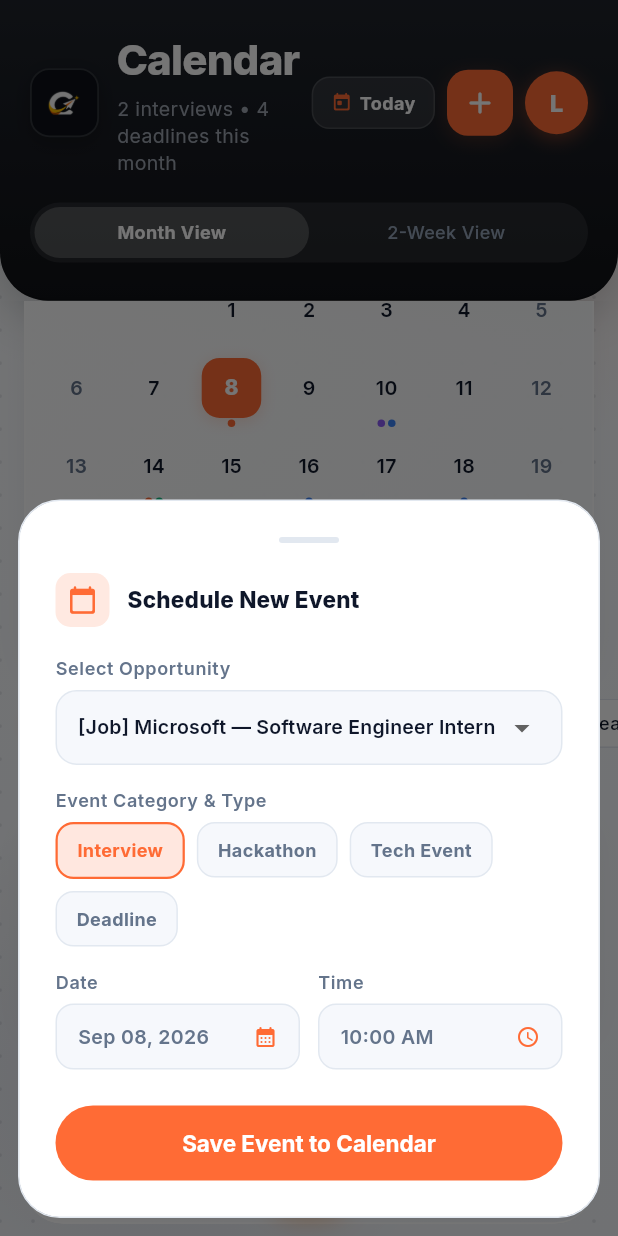
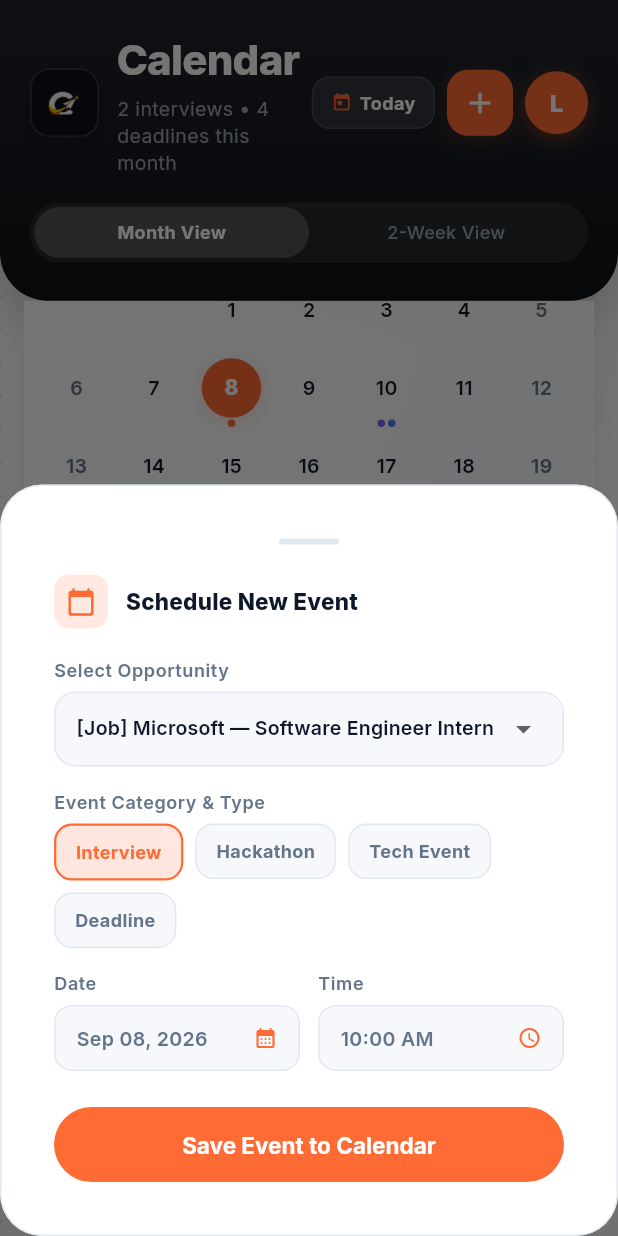
Before and after one commit to Laksh718/Career-Copilot, a Flutter app: the CalendarScreen screen opened directly, scrolled down 119 dp, after a tap on the "add" icon, on a phone screen of 412 x 824 dp. Run offline on Flutter 3.47's test engine with Material 3 defaults, Android fonts, the phone set to English and light mode, and no system bars; drawn by our look-alikes of flutter_animate, table_calendar; our stand-ins replace flutter_local_notifications, google_fonts, google_generative_ai, shared_preferences, smooth_page_indicator, timezone; missing offline and left inert: dart:html, receive_sharing_intent; accounts and stored records are empty; network calls fail.

Commit message:
fix(calendar): eliminate BoxDecoration assertion in TableCalendar day animation by harmonizing cell shape to circle

```diff
--- a/lib/screens/calendar/calendar_screen.dart
+++ b/lib/screens/calendar/calendar_screen.dart
@@ -223,14 +223,16 @@ class _CalendarScreenState extends State<CalendarScreen> {
 
           return Padding(
             padding: EdgeInsets.only(bottom: MediaQuery.of(ctx).viewInsets.bottom),
+            child: Material(
+              color: isDark ? AppTheme.darkCard : AppTheme.white,
+              shape: RoundedRectangleBorder(
+                side: BorderSide(color: isDark ? AppTheme.borderDark : AppTheme.borderLight),
+                borderRadius: BorderRadius.circular(AppTheme.radiusXl),
+              ),
+              clipBehavior: Clip.antiAlias,
               child: Container(
                 margin: const EdgeInsets.all(12),
                 padding: const EdgeInsets.all(24),
-              decoration: BoxDecoration(
-                color: isDark ? AppTheme.darkCard : AppTheme.white,
-                borderRadius: BorderRadius.circular(AppTheme.radiusXl),
-                border: Border.all(color: isDark ? AppTheme.borderDark : AppTheme.borderLight),
-              ),
                 child: Column(
                   mainAxisSize: MainAxisSize.min,
                   crossAxisAlignment: CrossAxisAlignment.stretch,
@@ -472,6 +474,7 @@ class _CalendarScreenState extends State<CalendarScreen> {
                     child: const Text('Save Event to Calendar', style: TextStyle(fontWeight: FontWeight.w700, fontSize: 15)),
                   ),
                 ],
+              ),
             ),
           ),
         );
@@ -749,8 +752,8 @@ class _CalendarScreenState extends State<CalendarScreen> {
                                 fontSize: 13,
                               ),
                               todayDecoration: BoxDecoration(
-                                color: AppTheme.orange.withValues(alpha: 0.15),
-                                borderRadius: BorderRadius.circular(12),
+                                color: AppTheme.orange.withValues(alpha: 0.18),
+                                shape: BoxShape.circle,
                                 border: Border.all(color: AppTheme.orange, width: 1.5),
                               ),
                               todayTextStyle: const TextStyle(
@@ -759,7 +762,7 @@ class _CalendarScreenState extends State<CalendarScreen> {
                               ),
                               selectedDecoration: const BoxDecoration(
                                 color: AppTheme.orange,
-                                borderRadius: BorderRadius.all(Radius.circular(12)),
+                                shape: BoxShape.circle,
                                 boxShadow: [
                                   BoxShadow(
                                     color: AppTheme.orangeGlow,
@@ -771,6 +774,21 @@ class _CalendarScreenState extends State<CalendarScreen> {
                               selectedTextStyle: const TextStyle(
                                 color: AppTheme.white,
                                 fontWeight: FontWeight.w800,
+                              ),
+                              defaultDecoration: const BoxDecoration(
+                                shape: BoxShape.circle,
+                              ),
+                              weekendDecoration: const BoxDecoration(
+                                shape: BoxShape.circle,
+                              ),
+                              outsideDecoration: const BoxDecoration(
+                                shape: BoxShape.circle,
+                              ),
+                              disabledDecoration: const BoxDecoration(
+                                shape: BoxShape.circle,
+                              ),
+                              holidayDecoration: const BoxDecoration(
+                                shape: BoxShape.circle,
                               ),
                               markersMaxCount: 3,
                             ),
```
Also changed, not shown: 1 other file. Lines whose indentation alone changed are shown as unchanged.
